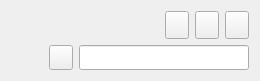
First picture: the form in src/rosteravatarframe.ui, repository psi-im/psi, before the edit.
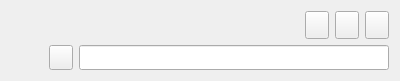
Second picture: the form after the edit.

What changed in the file:
```diff
--- a/src/rosteravatarframe.ui
+++ b/src/rosteravatarframe.ui
@@ -6,7 +6,7 @@
    <rect>
     <x>0</x>
     <y>0</y>
-    <width>260</width>
+    <width>400</width>
     <height>81</height>
    </rect>
   </property>
```
